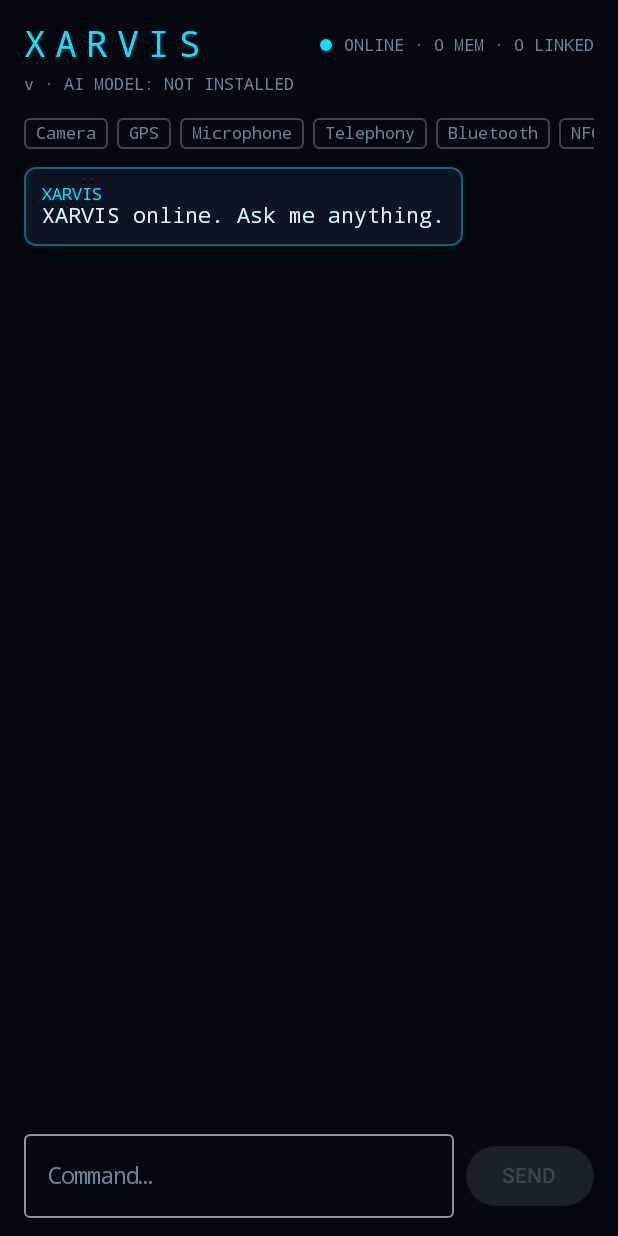
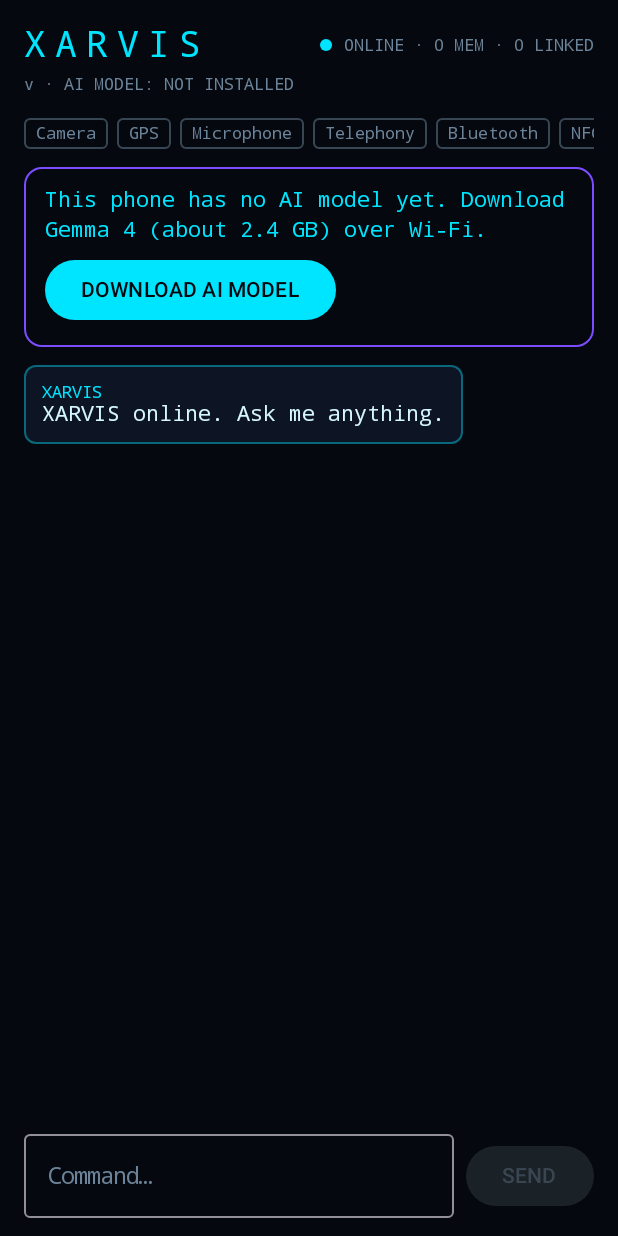
Before and after one commit to rexraja89-oss/XARVISS, an Android app built with Jetpack Compose: the screen it shows after launch (MainActivity), on a phone screen of 412 x 824 dp. Run offline under Robolectric (Android 15) with nearby library versions, the phone set to English and light mode, and no system bars; our stand-ins replace Room's generated code; libraries missing offline, so code that uses them is left out: com.google.ai.edge; network calls fail; pictures from the network do not load; 2 statements that could not run were skipped.

Commit message:
Download the AI model from inside XARVIS
Uninstalling XARVIS (needed once to switch to the permanent signing
key) deleted the 2.4 GB Gemma model from its app folder, and there's no
adb any more to copy it back. With no model, the screen now shows a
"DOWNLOAD AI MODEL" button: Android's download manager fetches
gemma-4-E2B-it.litertlm from Hugging Face over Wi-Fi (continuing if
XARVIS is closed, resuming after drops) to a temporary file, renames
it when complete and loads it. Progress shows on the screen.

Co-Authored-By: Claude Opus 5.5 <noreply@anthropic.com>
Claude-Session: https://claude.ai/code/session_01W4v3h3wLdWxNYXf4gfZBCN

```diff
--- a/app/src/main/java/com/xarvis/ai/XarvisCore.kt
+++ b/app/src/main/java/com/xarvis/ai/XarvisCore.kt
@@ -6,6 +6,8 @@ import com.xarvis.ai.device.Capability
 import com.xarvis.ai.device.DeviceCapabilityManager
 import com.xarvis.ai.llm.LlmStatus
 import com.xarvis.ai.llm.LocalLlm
+import com.xarvis.ai.llm.ModelDownload
+import com.xarvis.ai.llm.ModelDownloader
 import com.xarvis.ai.memory.MemorySync
 import com.xarvis.ai.memory.MemorySystem
 import com.xarvis.ai.net.DeviceLink
@@ -31,6 +33,7 @@ data class XarvisUiState(
     val linkedCount: Int = 0,
     val isProcessing: Boolean = false,
     val llmStatus: LlmStatus = LlmStatus.NotInstalled,
+    val modelDownload: ModelDownload = ModelDownload.Idle,
 )
 
 /**
@@ -44,6 +47,7 @@ class XarvisCore(context: Context) {
     private val memory = MemorySystem(context)
     private val device = DeviceCapabilityManager(context)
     private val llm = LocalLlm(context)
+    private val downloader = ModelDownloader(context) { agent.loadModel() }
 
     private val contacts = ContactFinder(context)
 
@@ -102,8 +106,10 @@ class XarvisCore(context: Context) {
         link.start()
         scope.launch { _state.update { it.copy(memoryCount = memory.count()) } }
         scope.launch { llm.status.collect { s -> _state.update { it.copy(llmStatus = s) } } }
+        scope.launch { downloader.state.collect { d -> _state.update { it.copy(modelDownload = d) } } }
         scope.launch { link.events.collect(::post) }
         scope.launch { agent.loadModel() }
+        downloader.resume()
         scope.launch {
             delay(MEMORY_SYNC_START_DELAY_MS) // give mDNS a moment to find linked devices' current addresses
             while (true) {
@@ -112,6 +118,9 @@ class XarvisCore(context: Context) {
             }
         }
     }
+
+    /** Downloads the AI model onto this phone (the "Download AI model" button). */
+    fun downloadModel() = downloader.start()
 
     fun submit(command: String) {
         val text = command.trim()
--- a/app/src/main/java/com/xarvis/ai/ui/XarvisScreen.kt
+++ b/app/src/main/java/com/xarvis/ai/ui/XarvisScreen.kt
@@ -24,6 +24,7 @@ import androidx.compose.foundation.text.KeyboardActions
 import androidx.compose.foundation.text.KeyboardOptions
 import androidx.compose.material3.Button
 import androidx.compose.material3.CircularProgressIndicator
+import androidx.compose.material3.LinearProgressIndicator
 import androidx.compose.material3.MaterialTheme
 import androidx.compose.material3.OutlinedTextField
 import androidx.compose.material3.Text
@@ -41,6 +42,7 @@ import androidx.lifecycle.compose.collectAsStateWithLifecycle
 import androidx.lifecycle.viewmodel.compose.viewModel
 import com.xarvis.ai.device.Capability
 import com.xarvis.ai.llm.LlmStatus
+import com.xarvis.ai.llm.ModelDownload
 import com.xarvis.ai.ui.theme.XarvisCyan
 import com.xarvis.ai.ui.theme.XarvisMuted
 import com.xarvis.ai.ui.theme.XarvisPurple
@@ -72,6 +74,7 @@ fun XarvisScreen(viewModel: XarvisViewModel = viewModel()) {
     ) {
         Header(state.isProcessing, state.memoryCount, state.linkedCount, state.llmStatus)
         CapabilityRow(state.capabilities)
+        if (state.llmStatus == LlmStatus.NotInstalled) ModelSetup(state.modelDownload, viewModel::downloadModel)
 
         LazyColumn(
             state = listState,
@@ -132,6 +135,52 @@ private fun Header(isProcessing: Boolean, memoryCount: Int, linkedCount: Int, ll
     }
 }
 
+/** Shown while this phone has no AI model: a button to download it, then its progress. */
+@Composable
+private fun ModelSetup(download: ModelDownload, onDownload: () -> Unit) {
+    Column(
+        Modifier
+            .fillMaxWidth()
+            .padding(bottom = 12.dp)
+            .border(1.dp, XarvisPurple, RoundedCornerShape(12.dp))
+            .padding(14.dp),
+    ) {
+        when (download) {
+            is ModelDownload.Running -> {
+                val gb = { bytes: Long -> "%.2f GB".format(bytes / 1_000_000_000.0) }
+                val fraction = if (download.total > 0) download.done.toFloat() / download.total else 0f
+                Text(
+                    "Downloading AI model… ${(fraction * 100).toInt()}%" +
+                        if (download.total > 0) " (${gb(download.done)} of ${gb(download.total)})" else "",
+                    style = MaterialTheme.typography.bodyMedium, color = XarvisCyan,
+                )
+                Spacer(Modifier.size(8.dp))
+                LinearProgressIndicator(progress = { fraction }, modifier = Modifier.fillMaxWidth(), color = XarvisCyan)
+                Spacer(Modifier.size(6.dp))
+                Text("You can leave XARVIS; the download carries on.", style = MaterialTheme.typography.labelSmall, color = XarvisMuted)
+            }
+            is ModelDownload.Waiting -> Text(
+                "AI model download paused: ${download.why}. It continues by itself.",
+                style = MaterialTheme.typography.bodyMedium, color = XarvisPurple,
+            )
+            else -> {
+                if (download is ModelDownload.Failed) {
+                    Text("The download failed: ${download.why}.", style = MaterialTheme.typography.bodyMedium, color = MaterialTheme.colorScheme.error)
+                    Spacer(Modifier.size(6.dp))
+                }
+                Text(
+                    "This phone has no AI model yet. Download Gemma 4 (about 2.4 GB) over Wi-Fi.",
+                    style = MaterialTheme.typography.bodyMedium, color = XarvisCyan,
+                )
+                Spacer(Modifier.size(8.dp))
+                Button(onClick = onDownload) {
+                    Text(if (download is ModelDownload.Failed) "TRY AGAIN" else "DOWNLOAD AI MODEL")
+                }
+            }
+        }
+    }
+}
+
 @Composable
 private fun CapabilityRow(capabilities: List<Capability>) {
     LazyRow(
--- a/app/src/main/java/com/xarvis/ai/viewmodel/XarvisViewModel.kt
+++ b/app/src/main/java/com/xarvis/ai/viewmodel/XarvisViewModel.kt
@@ -18,4 +18,6 @@ class XarvisViewModel(application: Application) : AndroidViewModel(application)
     }
 
     fun submit(command: String) = core.submit(command)
+
+    fun downloadModel() = core.downloadModel()
 }
```
Also changed, not shown: app/src/main/java/com/xarvis/ai/llm/ModelDownloader.kt (added, +140 -0 lines), 1 other file.
